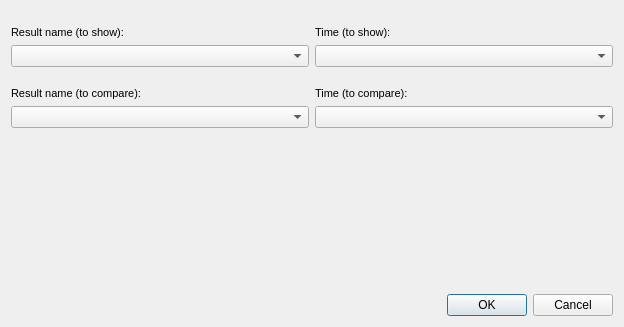
This is ui/epa_result_compare_selector.ui in Giswater/giswater_qgis_plugin as Qt 5 draws it before an edit. The edited form follows.
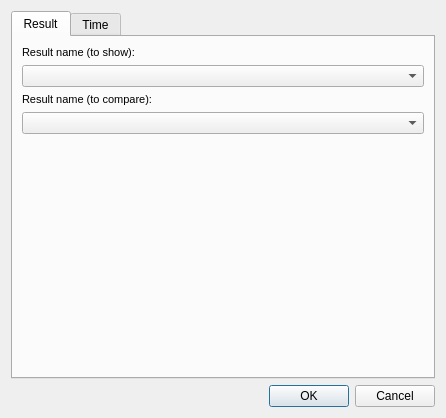
This is the edited form.

What changed in the file:
```diff
--- a/ui/epa_result_compare_selector.ui
+++ b/ui/epa_result_compare_selector.ui
@@ -6,8 +6,8 @@
    <rect>
     <x>0</x>
     <y>0</y>
-    <width>624</width>
-    <height>327</height>
+    <width>446</width>
+    <height>418</height>
    </rect>
   </property>
   <property name="windowTitle">
@@ -15,15 +15,15 @@
   </property>
   <layout class="QVBoxLayout" name="verticalLayout">
    <item>
-    <layout class="QHBoxLayout" name="horizontalLayout_2">
-     <property name="topMargin">
-      <number>15</number>
+    <widget class="QTabWidget" name="tabWidget">
+     <property name="currentIndex">
+      <number>0</number>
      </property>
-     <property name="bottomMargin">
-      <number>7</number>
-     </property>
-     <item>
-      <layout class="QVBoxLayout" name="verticalLayout_2">
+     <widget class="QWidget" name="tab_result">
+      <attribute name="title">
+       <string>Result</string>
+      </attribute>
+      <layout class="QVBoxLayout" name="verticalLayout_4">
        <item>
         <widget class="QLabel" name="label_result_name_to_show">
          <property name="minimumSize">
@@ -64,64 +64,6 @@
          </property>
         </widget>
        </item>
-      </layout>
-     </item>
-     <item>
-      <layout class="QVBoxLayout" name="verticalLayout_3">
-       <item>
-        <widget class="QLabel" name="label_result_name_to_show_2">
-         <property name="minimumSize">
-          <size>
-           <width>120</width>
-           <height>0</height>
-          </size>
-         </property>
-         <property name="maximumSize">
-          <size>
-           <width>120</width>
-           <height>16777215</height>
-          </size>
-         </property>
-         <property name="font">
-          <font>
-           <pointsize>8</pointsize>
-          </font>
-         </property>
-         <property name="frameShape">
-          <enum>QFrame::NoFrame</enum>
-         </property>
-         <property name="frameShadow">
-          <enum>QFrame::Raised</enum>
-         </property>
-         <property name="text">
-          <string>Time (to show):</string>
-         </property>
-         <property name="margin">
-          <number>3</number>
-         </property>
-        </widget>
-       </item>
-       <item>
-        <widget class="QComboBox" name="cmb_time_to_show">
-         <property name="frame">
-          <bool>true</bool>
-         </property>
-        </widget>
-       </item>
-      </layout>
-     </item>
-    </layout>
-   </item>
-   <item>
-    <layout class="QHBoxLayout" name="horizontalLayout_3">
-     <property name="topMargin">
-      <number>7</number>
-     </property>
-     <property name="bottomMargin">
-      <number>15</number>
-     </property>
-     <item>
-      <layout class="QVBoxLayout" name="verticalLayout_5">
        <item>
         <widget class="QLabel" name="label_result_name_to_compare">
          <property name="minimumSize">
@@ -162,10 +104,66 @@
          </property>
         </widget>
        </item>
+       <item>
+        <spacer name="verticalSpacer_2">
+         <property name="orientation">
+          <enum>Qt::Vertical</enum>
+         </property>
+         <property name="sizeHint" stdset="0">
+          <size>
+           <width>20</width>
+           <height>40</height>
+          </size>
+         </property>
+        </spacer>
+       </item>
       </layout>
-     </item>
-     <item>
-      <layout class="QVBoxLayout" name="verticalLayout_6">
+     </widget>
+     <widget class="QWidget" name="tab_time">
+      <attribute name="title">
+       <string>Time</string>
+      </attribute>
+      <layout class="QVBoxLayout" name="verticalLayout_7">
+       <item>
+        <widget class="QLabel" name="label_result_name_to_show_2">
+         <property name="minimumSize">
+          <size>
+           <width>120</width>
+           <height>0</height>
+          </size>
+         </property>
+         <property name="maximumSize">
+          <size>
+           <width>120</width>
+           <height>16777215</height>
+          </size>
+         </property>
+         <property name="font">
+          <font>
+           <pointsize>8</pointsize>
+          </font>
+         </property>
+         <property name="frameShape">
+          <enum>QFrame::NoFrame</enum>
+         </property>
+         <property name="frameShadow">
+          <enum>QFrame::Raised</enum>
+         </property>
+         <property name="text">
+          <string>Time (to show):</string>
+         </property>
+         <property name="margin">
+          <number>3</number>
+         </property>
+        </widget>
+       </item>
+       <item>
+        <widget class="QComboBox" name="cmb_time_to_show">
+         <property name="frame">
+          <bool>true</bool>
+         </property>
+        </widget>
+       </item>
        <item>
         <widget class="QLabel" name="label_result_name_to_compare_2">
          <property name="minimumSize">
@@ -207,21 +205,8 @@
         </widget>
        </item>
       </layout>
-     </item>
-    </layout>
-   </item>
-   <item>
-    <spacer name="verticalSpacer">
-     <property name="orientation">
-      <enum>Qt::Vertical</enum>
-     </property>
-     <property name="sizeHint" stdset="0">
-      <size>
-       <width>20</width>
-       <height>40</height>
-      </size>
-     </property>
-    </spacer>
+     </widget>
+    </widget>
    </item>
    <item>
     <layout class="QHBoxLayout" name="horizontalLayout_4">
```
Left out of the diff: 13 changed lines with no effect on the pictures.
